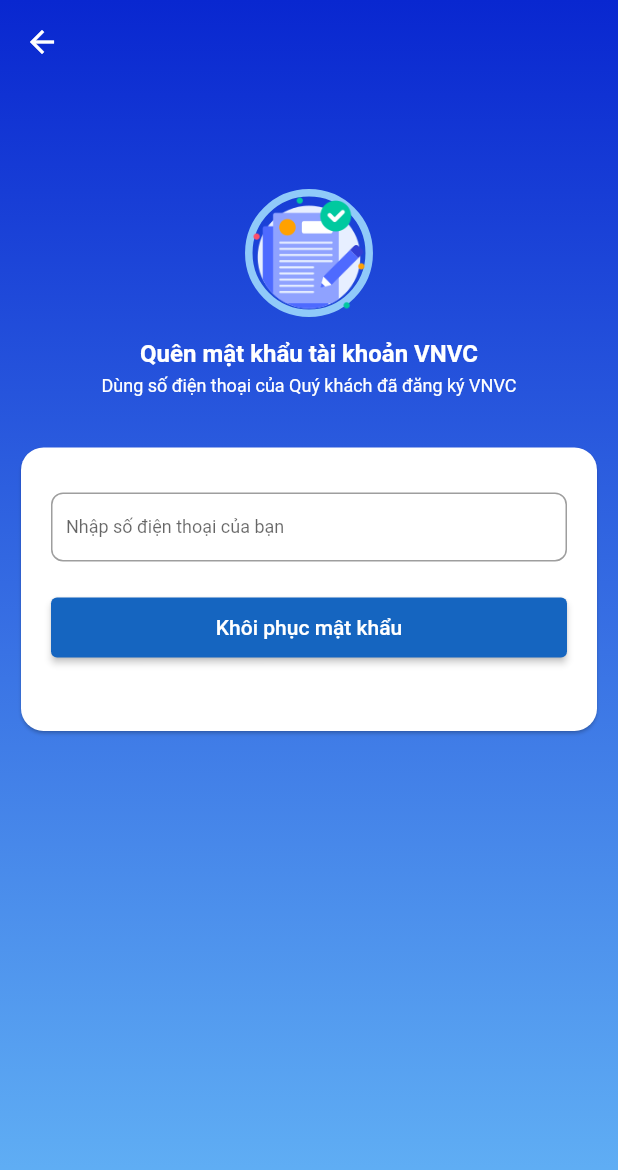
After one commit to hoduy2904/HUFI_VNVC_APPLICATION, a Flutter app: the screen it shows after launch, after a tap on "Quên mật khẩu?", on a phone screen of 412 x 824 dp. The commit adds this screen. Shown: the top 1170 px of the screen. Run offline on Flutter 3.47's test engine with Material 2 defaults, Android fonts, the light colour scheme and no system bars; our stand-ins replace carousel_slider, equatable, firebase_core, firebase_messaging, flutter_bloc, flutter_html and 7 more; missing offline and left inert: age_calculator; accounts and stored records are empty; network calls fail.

Commit message:
add recovery screen, edit login screen

```diff
--- /dev/null
+++ b/lib/blocs/auth_bloc/forgot_password_bloc/forgot_password_bloc.dart
@@ -0,0 +1,33 @@
+import 'package:flutter_bloc/flutter_bloc.dart';
+import 'package:hufi_vnvc_application/blocs/auth_bloc/forgot_password_bloc/forgot_password_event.dart';
+import 'package:hufi_vnvc_application/blocs/auth_bloc/forgot_password_bloc/forgot_password_state.dart';
+import 'package:hufi_vnvc_application/repositories/auth_repository.dart';
+
+class ForgotBloc extends Bloc<ForgotPasswordEvent, ForgotPasswordState> {
+  ForgotBloc() : super(ForgotPasswordState()) {
+    on<OnChangePhoneNumber>((event, emit) async {
+      emit(state.copyWith(
+          phoneNumber: event.phoneNumber,
+          message: "",
+          status: ForgotPasswordStatus.unknown));
+    });
+    on<OnSubmitForgotEvent>((event, emit) async {
+      emit(
+          state.copyWith(status: ForgotPasswordStatus.loading, isSubmit: true));
+      try {
+        var result = await AuthRepository().checkAccountExits(
+            phoneNumber: state.phoneNumber, recoveryPassword: true);
+        if (result) {
+          emit(state.copyWith(status: ForgotPasswordStatus.success));
+        } else {
+          emit(state.copyWith(
+              status: ForgotPasswordStatus.error,
+              message: "Không tồn tại tài khoản này"));
+        }
+      } catch (e) {
+        emit(state.copyWith(
+            status: ForgotPasswordStatus.error, message: e.toString()));
+      }
+    });
+  }
+}
--- /dev/null
+++ b/lib/blocs/auth_bloc/forgot_password_bloc/forgot_password_event.dart
@@ -0,0 +1,17 @@
+import 'package:equatable/equatable.dart';
+
+class ForgotPasswordEvent extends Equatable {
+  @override
+  // TODO: implement props
+  List<Object?> get props => [];
+}
+
+class OnChangePhoneNumber extends ForgotPasswordEvent {
+  final String phoneNumber;
+  OnChangePhoneNumber({required this.phoneNumber});
+  @override
+  // TODO: implement props
+  List<Object?> get props => [phoneNumber];
+}
+
+class OnSubmitForgotEvent extends ForgotPasswordEvent {}
--- /dev/null
+++ b/lib/blocs/auth_bloc/forgot_password_bloc/forgot_password_state.dart
@@ -0,0 +1,28 @@
+import 'package:equatable/equatable.dart';
+
+enum ForgotPasswordStatus { unknown, loading, success, error }
+
+class ForgotPasswordState extends Equatable {
+  final String phoneNumber;
+  final String message;
+  final ForgotPasswordStatus status;
+  const ForgotPasswordState({
+    this.status = ForgotPasswordStatus.unknown,
+    this.phoneNumber = '',
+    this.message = '',
+  });
+  ForgotPasswordState copyWith(
+      {String? phoneNumber,
+      String? message,
+      bool? isSubmit,
+      ForgotPasswordStatus? status}) {
+    return ForgotPasswordState(
+        phoneNumber: phoneNumber ?? this.phoneNumber,
+        message: message ?? this.message,
+        status: status ?? this.status);
+  }
+
+  @override
+  // TODO: implement props
+  List<Object?> get props => [phoneNumber, status, message];
+}
--- a/lib/blocs/auth_bloc/register_bloc/register_bloc.dart
+++ b/lib/blocs/auth_bloc/register_bloc/register_bloc.dart
@@ -18,8 +18,8 @@
             registerResultState: const RegisterResultState(
                 status: RegisterStatus.Loading, message: '')));
         try {
-          var checkAccount =
-              await AuthRepository().checkAccountExits(state.userName!);
+          var checkAccount = await AuthRepository()
+              .checkAccountExits(phoneNumber: state.userName!);
           if (!checkAccount) {
             emit(state.copyWith(
                 registerResultState: const RegisterResultState(
--- a/lib/main.dart
+++ b/lib/main.dart
@@ -109,7 +109,9 @@
         child: MaterialApp(
             debugShowCheckedModeBanner: false,
             theme: ThemeData(fontFamily: 'Roboto'),
-            home: BlocBuilder<AuthBloc, AuthState>(builder: ((context, state) {
+            home: true
+                ? LoginScreen()
+                : BlocBuilder<AuthBloc, AuthState>(builder: ((context, state) {
                     if (state is AuthLoading) {
                       return const SplashScreen();
                     } else if (state is AuthenticationState) {
--- a/lib/repositories/auth_repository.dart
+++ b/lib/repositories/auth_repository.dart
@@ -25,9 +25,11 @@
     return await RequestAPI.instance.post(resource);
   }
 
-  Future<bool> checkAccountExits(String phoneNumber) async {
+  Future<bool> checkAccountExits(
+      {required String phoneNumber, bool recoveryPassword = false}) async {
     var resource = APIServices(
-        url: "/api/Auth/CheckUserExits?phoneNumber=$phoneNumber",
+        url:
+            "/api/Auth/CheckUserExits?phoneNumber=$phoneNumber${recoveryPassword == true ? "&isRecovery=true" : ""}",
         parse: ((json) {
           print(json);
           var result = json["data"] as bool;
--- /dev/null
+++ b/lib/screens/Auth/forgot_password.dart
@@ -0,0 +1,173 @@
+import 'package:flutter/material.dart';
+import 'package:flutter_bloc/flutter_bloc.dart';
+import 'package:fluttertoast/fluttertoast.dart';
+import 'package:hufi_vnvc_application/blocs/auth_bloc/forgot_password_bloc/forgot_password_bloc.dart';
+import 'package:hufi_vnvc_application/blocs/auth_bloc/forgot_password_bloc/forgot_password_event.dart';
+import 'package:hufi_vnvc_application/blocs/auth_bloc/forgot_password_bloc/forgot_password_state.dart';
+import 'package:hufi_vnvc_application/themes/color.dart';
+import 'package:loading_animation_widget/loading_animation_widget.dart';
+
+class ForgotPasswordScreen extends StatelessWidget {
+  const ForgotPasswordScreen({super.key});
+
+  @override
+  Widget build(BuildContext context) {
+    FToast fToast = FToast();
+    fToast.init(context);
+    return Container(
+        decoration: BoxDecoration(
+            gradient: LinearGradient(
+                begin: Alignment.topCenter,
+                end: Alignment.bottomCenter,
+                colors: [
+              const Color.fromARGB(255, 9, 39, 208),
+              Colors.blue.shade300
+            ])),
+        child: Scaffold(
+          backgroundColor: Colors.transparent,
+          appBar: AppBar(
+            backgroundColor: Colors.transparent,
+            elevation: 0,
+          ),
+          body: Padding(
+            padding: const EdgeInsets.all(10.0),
+            child: Column(
+              children: [
+                const SizedBox(
+                  height: 60,
+                ),
+                Container(
+                  decoration: BoxDecoration(
+                      border: Border.all(width: 5, color: Colors.blue.shade200),
+                      borderRadius: BorderRadius.circular(100)),
+                  child: Image.asset(
+                    "assets/icons/approved.png",
+                    scale: 1.7,
+                  ),
+                ),
+                const SizedBox(
+                  height: 15,
+                ),
+                const Text(
+                  "Quên mật khẩu tài khoản VNVC",
+                  style: TextStyle(
+                      color: Colors.white,
+                      fontWeight: FontWeight.bold,
+                      fontSize: 16,
+                      decoration: TextDecoration.none),
+                ),
+                const SizedBox(
+                  height: 5,
+                ),
+                const Padding(
+                  padding: EdgeInsets.symmetric(horizontal: 30),
+                  child: Text(
+                    textAlign: TextAlign.center,
+                    "Dùng số điện thoại của Quý khách đã đăng ký VNVC",
+                    style: TextStyle(
+                        color: Colors.white,
+                        fontWeight: FontWeight.normal,
+                        fontSize: 12,
+                        decoration: TextDecoration.none),
+                  ),
+                ),
+                const SizedBox(
+                  height: 30,
+                ),
+                BlocProvider(
+                    create: (context) => ForgotBloc(),
+                    child: BlocBuilder<ForgotBloc, ForgotPasswordState>(
+                        builder: ((context, state) {
+                      if (state.status == ForgotPasswordStatus.success) {
+                        return Card(
+                            shape: RoundedRectangleBorder(
+                                borderRadius: BorderRadius.circular(15)),
+                            child: Padding(
+                                padding: const EdgeInsets.symmetric(
+                                    horizontal: 20.0, vertical: 30),
+                                child: Column(children: [
+                                  const Text(
+                                    "Thành công",
+                                    style:
+                                        TextStyle(fontWeight: FontWeight.bold),
+                                  ),
+                                  const Text(
+                                    "Khôi phục mật khẩu thành công, vui lòng kiểm tra đường link trong tin nhắn",
+                                  ),
+                                  const SizedBox(
+                                    height: 15,
+                                  ),
+                                  ElevatedButton(
+                                      onPressed: () => Navigator.pop(context),
+                                      child: const Text("Đăng nhập"))
+                                ])));
+                      }
+                      return Card(
+                        shape: RoundedRectangleBorder(
+                            borderRadius: BorderRadius.circular(15)),
+                        child: Padding(
+                          padding: const EdgeInsets.symmetric(
+                              horizontal: 20.0, vertical: 30),
+                          child: Column(
+                            children: [
+                              TextField(
+                                style: const TextStyle(fontSize: 14),
+                                onChanged: (phone) => {
+                                  context.read<ForgotBloc>().add(
+                                      OnChangePhoneNumber(phoneNumber: phone))
+                                },
+                                keyboardType: TextInputType.phone,
+                                decoration: InputDecoration(
+                                    isDense: true,
+                                    contentPadding: const EdgeInsets.symmetric(
+                                        vertical: 15, horizontal: 10),
+                                    labelText: "Nhập số điện thoại của bạn",
+                                    labelStyle: const TextStyle(fontSize: 12),
+                                    border: OutlineInputBorder(
+                                        borderRadius:
+                                            BorderRadius.circular(8))),
+                              ),
+                              const SizedBox(
+                                height: 15,
+                              ),
+                              if (state.status == ForgotPasswordStatus.error)
+                                Text(
+                                  state.message,
+                                  style: const TextStyle(
+                                      color: Colors.red, fontSize: 13),
+                                ),
+                              const SizedBox(
+                                height: 5,
+                              ),
+                              ElevatedButton(
+                                  onPressed: () async {
+                                    context
+                                        .read<ForgotBloc>()
+                                        .add(OnSubmitForgotEvent());
+                                  },
+                                  style: ElevatedButton.styleFrom(
+                                      disabledForegroundColor: Colors.white,
+                                      disabledBackgroundColor:
+                                          const Color.fromARGB(
+                                              255, 127, 151, 213),
+                                      backgroundColor: ColorTheme.primary,
+                                      minimumSize: const Size.fromHeight(40)),
+                                  child: (state.status ==
+                                          ForgotPasswordStatus.loading)
+                                      ? LoadingAnimationWidget.fourRotatingDots(
+                                          color: ColorTheme.primary, size: 24)
+                                      : const Text("Khôi phục mật khẩu")),
+                              const SizedBox(
+                                height: 15,
+                              ),
+                            ],
+                          ),
+                        ),
+                      );
+                    })))
+              ],
+            ),
+          ),
+        ));
+  }
+}
--- a/lib/screens/Auth/login.dart
+++ b/lib/screens/Auth/login.dart
@@ -1,15 +1,13 @@
-import 'dart:async';
-
 import 'package:firebase_messaging/firebase_messaging.dart';
 import 'package:flutter/material.dart';
 import 'package:flutter_bloc/flutter_bloc.dart';
 import 'package:fluttertoast/fluttertoast.dart';
-import 'package:http/http.dart' as http;
 import 'package:hufi_vnvc_application/blocs/auth_bloc/login_bloc/login_bloc.dart';
 import 'package:hufi_vnvc_application/blocs/auth_bloc/login_bloc/login_event.dart';
 import 'package:hufi_vnvc_application/blocs/auth_bloc/login_bloc/login_state.dart';
 import 'package:hufi_vnvc_application/main.dart';
 import 'package:hufi_vnvc_application/screens/Auth/code_verify.dart';
+import 'package:hufi_vnvc_application/screens/Auth/forgot_password.dart';
 import 'package:hufi_vnvc_application/screens/Auth/register.dart';
 import 'package:hufi_vnvc_application/themes/color.dart';
 import 'package:hufi_vnvc_application/utils/ToastWidget/toast_widget.dart';
@@ -165,8 +163,37 @@
                                     style: const TextStyle(
                                         color: Colors.red, fontSize: 13),
                                   ),
+                                Row(
+                                  mainAxisAlignment:
+                                      MainAxisAlignment.spaceBetween,
+                                  children: [
+                                    TextButton(
+                                        onPressed: () => Navigator.push(
+                                            context,
+                                            MaterialPageRoute(
+                                                builder: (context) =>
+                                                    const ForgotPasswordScreen())),
+                                        child: const Text(
+                                          "Quên mật khẩu?",
+                                          style: TextStyle(
+                                              fontWeight: FontWeight.w400,
+                                              fontSize: 13),
+                                        )),
+                                    TextButton(
+                                        onPressed: () =>
+                                            Navigator.pushReplacement(
+                                                context,
+                                                MaterialPageRoute(
+                                                    builder: (context) =>
+                                                        const RegisterScreen())),
+                                        child: const Text("Đăng ký tài khoản",
+                                            style: TextStyle(
+                                                fontWeight: FontWeight.w400,
+                                                fontSize: 13)))
+                                  ],
+                                ),
                                 const SizedBox(
-                                  height: 15,
+                                  height: 10,
                                 ),
                                 ElevatedButton(
                                     onPressed: () async {
@@ -192,23 +219,6 @@
                                                 color: ColorTheme.primary,
                                                 size: 24)
                                         : const Text("Đăng nhập")),
-                                const SizedBox(
-                                  height: 15,
-                                ),
-                                ElevatedButton(
-                                    onPressed: () => Navigator.pushReplacement(
-                                        context,
-                                        MaterialPageRoute(
-                                            builder: (context) =>
-                                                const RegisterScreen())),
-                                    style: ElevatedButton.styleFrom(
-                                        disabledForegroundColor: Colors.white,
-                                        disabledBackgroundColor:
-                                            const Color.fromARGB(
-                                                255, 127, 151, 213),
-                                        backgroundColor: ColorTheme.primary,
-                                        minimumSize: const Size.fromHeight(40)),
-                                    child: const Text("Đăng ký"))
                               ],
                             ),
                           ),
```
Lines whose indentation alone changed are shown as unchanged.
